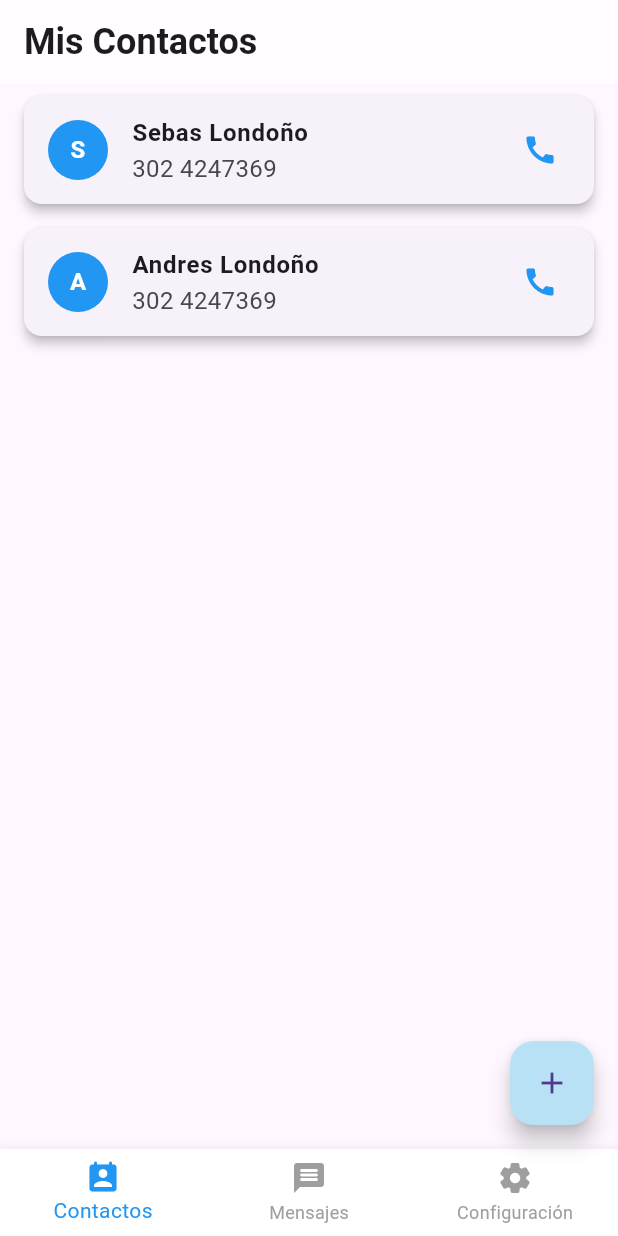
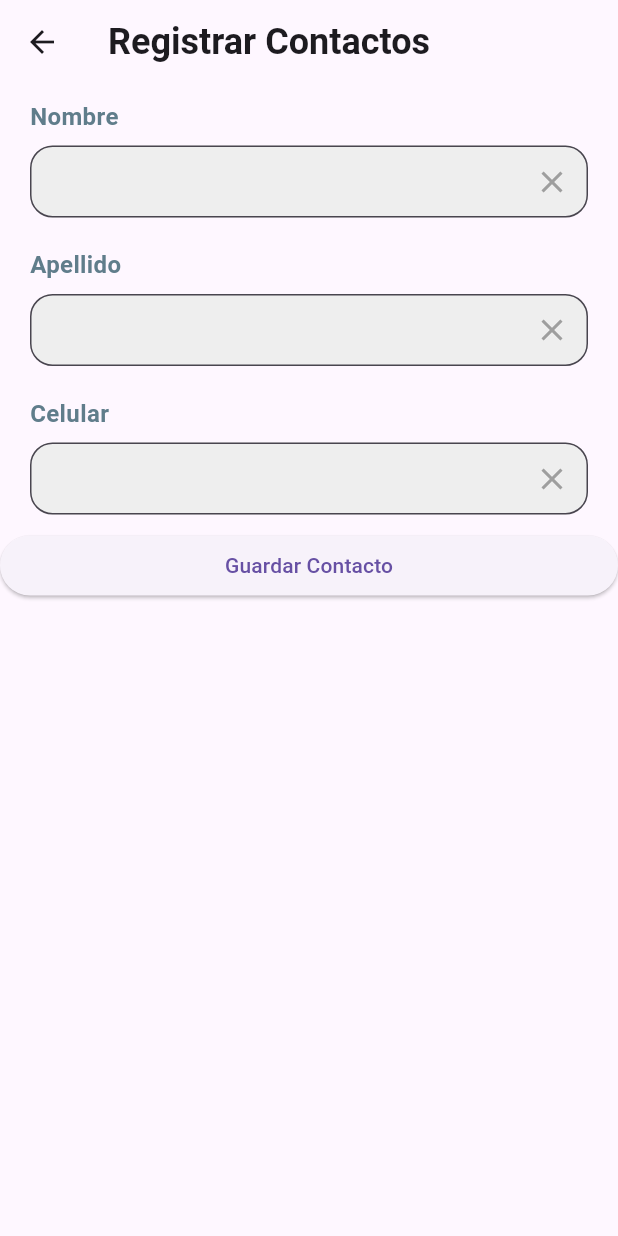
Before and after one commit to SrSebax/contactos-app, a Flutter app: the screen it shows after launch, after a tap on the "add" icon, on a phone screen of 412 x 824 dp. Run offline on Flutter 3.47's test engine with Material 3 defaults, Android fonts, the phone set to English and light mode, and no system bars; Roboto replaces fonts that are missing (Montserrat).

Commit message:
final app

```diff
--- /dev/null
+++ b/lib/screen/edit_contact.dart
@@ -0,0 +1,53 @@
+import 'package:contactos_app/screen/home_screen.dart';
+import 'package:flutter/material.dart';
+import 'package:contactos_app/screen/text_box.dart';
+
+class EditContact extends StatefulWidget {
+  final Contacto _contacto;
+  const EditContact(this._contacto, {super.key});
+  @override
+  State<StatefulWidget> createState() => _EditContact();
+}
+
+class _EditContact extends State<EditContact> {
+  late TextEditingController controllerName;
+  late TextEditingController controllerSurname;
+  late TextEditingController controllerPhone;
+
+  @override
+  void initState() {
+    Contacto c = widget._contacto;
+    controllerName = TextEditingController(text: c.name);
+    controllerSurname = TextEditingController(text: c.surname);
+    controllerPhone = TextEditingController(text: c.phone);
+    super.initState();
+  }
+
+  @override
+  Widget build(BuildContext context) {
+    return Scaffold(
+      appBar: AppBar(
+        title: const Text("Editar Contacto"),
+      ),
+      body: ListView(
+        children: [
+          TextBox(controllerName, "Nombre"),
+          TextBox(controllerSurname, "Apellido"),
+          TextBox(controllerPhone, "Celular"),
+          ElevatedButton(
+              onPressed: () {
+                String name = controllerName.text;
+                String surname = controllerSurname.text;
+                String phone = controllerPhone.text;
+
+                if (name.isNotEmpty && surname.isNotEmpty && phone.isNotEmpty) {
+                  Navigator.pop(context,
+                      Contacto(name: name, surname: surname, phone: phone));
+                }
+              },
+              child: const Text("Guardar Contacto"))
+        ],
+      ),
+    );
+  }
+}
--- a/lib/screen/home_screen.dart
+++ b/lib/screen/home_screen.dart
@@ -1,3 +1,6 @@
+import 'package:contactos_app/screen/edit_contact.dart';
+import 'package:contactos_app/screen/message_response.dart';
+import 'package:contactos_app/screen/register_contact.dart';
 import 'package:flutter/material.dart';
 
 class MyHomePage extends StatefulWidget {
@@ -10,8 +13,8 @@ class MyHomePage extends StatefulWidget {
 
 class _MyHomePage extends State<MyHomePage> {
   List<Contacto> contactos = [
-    Contacto(name: 'Sebas', lastname: 'Londoño', phone: '302 4247369'),
-    Contacto(name: 'Andres', lastname: 'Londoño', phone: '302 4247369'),
+    Contacto(name: 'Sebas', surname: 'Londoño', phone: '302 4247369'),
+    Contacto(name: 'Andres', surname: 'Londoño', phone: '302 4247369'),
   ];
 
   @override
@@ -29,13 +32,26 @@ class _MyHomePage extends State<MyHomePage> {
             margin: const EdgeInsets.symmetric(vertical: 8.0, horizontal: 16.0),
             child: ListTile(
               onTap: () {
-                // Manejar el evento de toque
+                Navigator.push(
+                        context,
+                        MaterialPageRoute(
+                            builder: (_) => EditContact(contactos[index])))
+                    .then((newContact) {
+                  if (newContact != null) {
+                    setState(() {
+                      contactos.removeAt(index);
+                      contactos.insert(index, newContact);
+                      messageResponse(
+                          context, newContact.name + " a sido actualizado");
+                    });
+                  }
+                });
               },
               onLongPress: () {
-                // Manejar el evento de presión larga
+                removeContact(context, contactos[index]);
               },
               title: Text(
-                '${contactos[index].name} ${contactos[index].lastname}',
+                '${contactos[index].name} ${contactos[index].surname}',
                 style: const TextStyle(
                   fontWeight: FontWeight.bold,
                 ),
@@ -73,18 +89,61 @@ class _MyHomePage extends State<MyHomePage> {
                 icon: Icon(Icons.settings_rounded), label: 'Configuración'),
           ]),
       floatingActionButton: FloatingActionButton(
-        onPressed: () {},
-        tooltip: "Agregar Contacto",
-        backgroundColor: const Color.fromARGB(255, 185, 225, 246),
-        child: const Icon(Icons.add)     ),
+          onPressed: () {
+            Navigator.push(context,
+                    MaterialPageRoute(builder: (_) => const RegisterContact()))
+                .then((newContact) {
+              if (newContact != null) {
+                setState(() {
+                  contactos.add(newContact);
+                  messageResponse(
+                      context, newContact.name + " a sido guardado");
+                });
+              }
+            });
+          },
+          tooltip: "Agregar Contacto",
+          backgroundColor: const Color.fromARGB(255, 185, 225, 246),
+          child: const Icon(Icons.add)),
+    );
+  }
+
+  removeContact(BuildContext context, Contacto contacto) {
+    showDialog(
+      context: context,
+      builder: (_) => AlertDialog(
+        title: const Text("Eliminar Contacto"),
+        content:
+            Text("¿Está seguro de que desea eliminar a " + contacto.name + "?"),
+        actions: [
+          TextButton(
+            onPressed: () {
+              setState(() {
+                contactos.remove(contacto);
+              });
+              Navigator.pop(context);
+            },
+            child: const Text(
+              "Eliminar",
+              style: TextStyle(color: Colors.red),
+            ),
+          ),
+          TextButton(
+            onPressed: () {
+              Navigator.pop(context);
+            },
+            child: const Text("Cancelar", style: TextStyle(color: Colors.blue)),
+          ),
+        ],
+      ),
     );
   }
 }
 
 class Contacto {
   var name;
-  var lastname;
+  var surname;
   var phone;
 
-  Contacto({this.name, this.lastname, this.phone});
+  Contacto({this.name, this.surname, this.phone});
 }
--- /dev/null
+++ b/lib/screen/register_contact.dart
@@ -0,0 +1,53 @@
+import 'package:contactos_app/screen/home_screen.dart';
+import 'package:contactos_app/screen/text_box.dart';
+import 'package:flutter/material.dart';
+
+class RegisterContact extends StatefulWidget {
+  const RegisterContact({super.key});
+
+  @override
+  State<StatefulWidget> createState() => _RegisterContact();
+}
+
+class _RegisterContact extends State<RegisterContact> {
+  late TextEditingController controllerName;
+  late TextEditingController controllerSurname;
+  late TextEditingController controllerPhone;
+
+  @override
+  void initState() {
+    controllerName = TextEditingController();
+    controllerSurname = TextEditingController();
+    controllerPhone = TextEditingController();
+
+    super.initState();
+  }
+
+  @override
+  Widget build(BuildContext context) {
+    return Scaffold(
+      appBar: AppBar(
+        title: const Text("Registrar Contactos"),
+      ),
+      body: ListView(
+        children: [
+          TextBox(controllerName, "Nombre"),
+          TextBox(controllerSurname, "Apellido"),
+          TextBox(controllerPhone, "Celular"),
+          ElevatedButton(
+              onPressed: () {
+                String name = controllerName.text;
+                String surname = controllerSurname.text;
+                String phone = controllerPhone.text;
+
+                if (name.isNotEmpty && surname.isNotEmpty && phone.isNotEmpty) {
+                  Navigator.pop(context,
+                      Contacto(name: name, surname: surname, phone: phone));
+                }
+              },
+              child: const Text("Guardar Contacto"))
+        ],
+      ),
+    );
+  }
+}
--- /dev/null
+++ b/lib/screen/text_box.dart
@@ -0,0 +1,48 @@
+import 'package:flutter/material.dart';
+
+class TextBox extends StatelessWidget {
+  final TextEditingController _controller;
+  final String _label;
+
+  const TextBox(this._controller, this._label, {Key? key}) : super(key: key);
+
+  @override
+  Widget build(BuildContext context) {
+    return Container(
+      margin: const EdgeInsets.symmetric(horizontal: 20.0, vertical: 10.0),
+      child: Column(
+        crossAxisAlignment: CrossAxisAlignment.start,
+        children: [
+          Text(
+            _label,
+            style: TextStyle(
+              fontSize: 16.0,
+              color: Colors.blueGrey,
+              fontWeight: FontWeight.bold,
+            ),
+          ),
+          SizedBox(height: 8.0),
+          TextField(
+            controller: _controller,
+            decoration: InputDecoration(
+              filled: true,
+              fillColor: Colors.grey[200], // Fondo más claro
+              contentPadding: EdgeInsets.symmetric(horizontal: 16.0),
+              border: OutlineInputBorder(
+                borderRadius: BorderRadius.circular(15.0),
+                borderSide: BorderSide(color: Colors.grey),
+              ),
+              suffixIcon: GestureDetector(
+                child: Icon(Icons.clear, color: Colors.grey),
+                onTap: () {
+                  _controller.clear();
+                },
+              ),
+            ),
+            style: TextStyle(fontSize: 16.0, color: Colors.black87),
+          ),
+        ],
+      ),
+    );
+  }
+}
```
Also changed, not shown: lib/screen/message_response.dart (added, +42 -0 lines).
